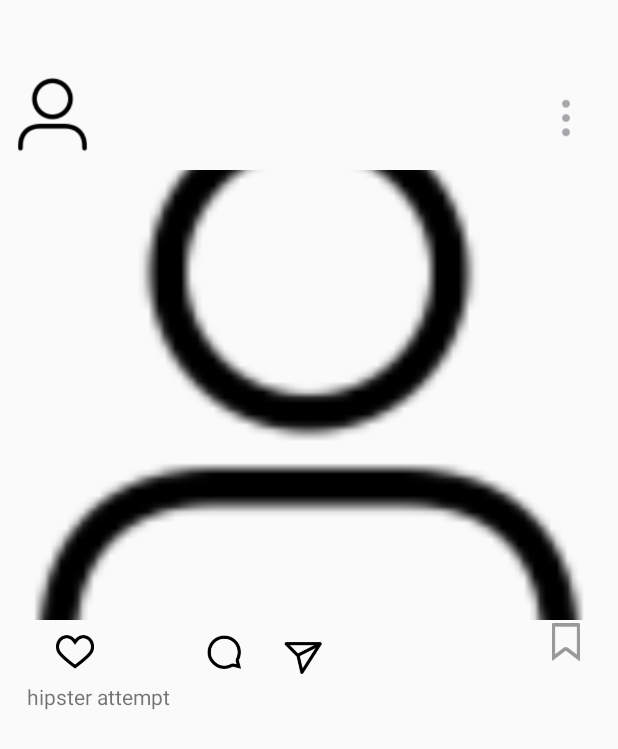
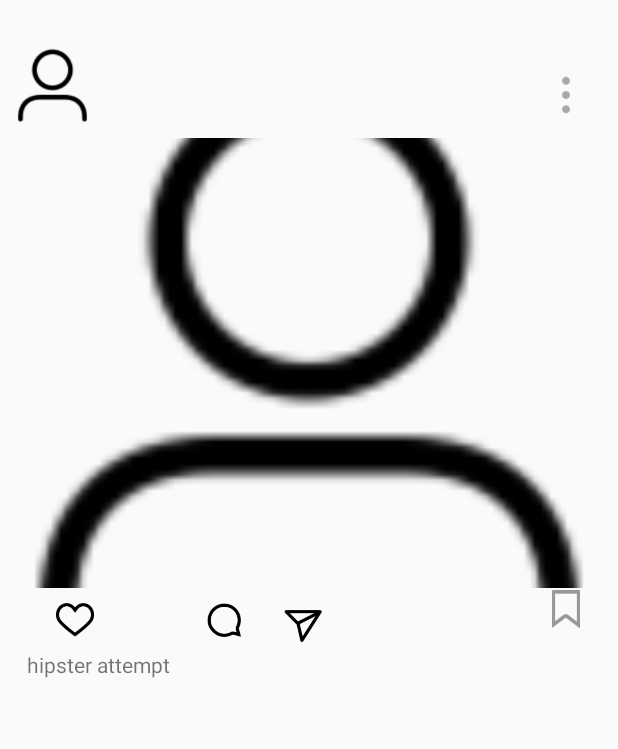
Before and after one commit to karacanzeynep98/InstagramZeynep, an Android app: the layout item_post.xml on its own in the app's theme, with its tools: preview values and no code run, on a phone screen of 412 x 824 dp. Shown: the top 749 px of the screen. Run offline under Robolectric (Android 15) with nearby library versions, the phone set to English and light mode, and no system bars.

Commit message:
made minor ui changes

```diff
--- a/app/src/main/java/com/example/instazeynep/HomeActivity.java
+++ b/app/src/main/java/com/example/instazeynep/HomeActivity.java
@@ -37,7 +37,7 @@ public class HomeActivity extends AppCompatActivity {
 
         getSupportActionBar().setTitle("Instagram");
         getSupportActionBar().setDisplayShowHomeEnabled(true);
-        getSupportActionBar().setBackgroundDrawable(new ColorDrawable(Color.parseColor("#80a307ba")));
+        getSupportActionBar().setBackgroundDrawable(new ColorDrawable(Color.parseColor("#40ffffff")));
         getSupportActionBar().setLogo(getDrawable(R.drawable.icon));
         getSupportActionBar().setDisplayUseLogoEnabled(true);
 
--- a/app/src/main/res/layout/item_post.xml
+++ b/app/src/main/res/layout/item_post.xml
@@ -9,7 +9,7 @@
     <TextView
         android:id="@+id/tvHandle"
         android:layout_width="0dp"
-        android:layout_height="39dp"
+        android:layout_height="0dp"
         android:layout_marginStart="8dp"
         android:text="@string/textview"
         android:textAppearance="@style/TextAppearance.AppCompat.Light.SearchResult.Title"
@@ -25,6 +25,7 @@
         android:id="@+id/ivImage"
         android:layout_width="0dp"
         android:layout_height="300dp"
+        android:layout_marginTop="8dp"
         android:contentDescription="@string/todo"
         android:scaleType="centerCrop"
         app:layout_constraintBottom_toBottomOf="parent"
@@ -129,6 +130,7 @@
         android:id="@+id/ivUserImage"
         android:layout_width="50dp"
         android:layout_height="50dp"
+        android:layout_marginBottom="4dp"
         app:layout_constraintBottom_toTopOf="@+id/ivImage"
         app:layout_constraintEnd_toStartOf="@+id/tvHandle"
         app:layout_constraintHorizontal_bias="0.525"
```
Also changed, not shown: app/src/main/java/com/example/instazeynep/fragments/ProfileFragment.java (+20 -6 lines).
